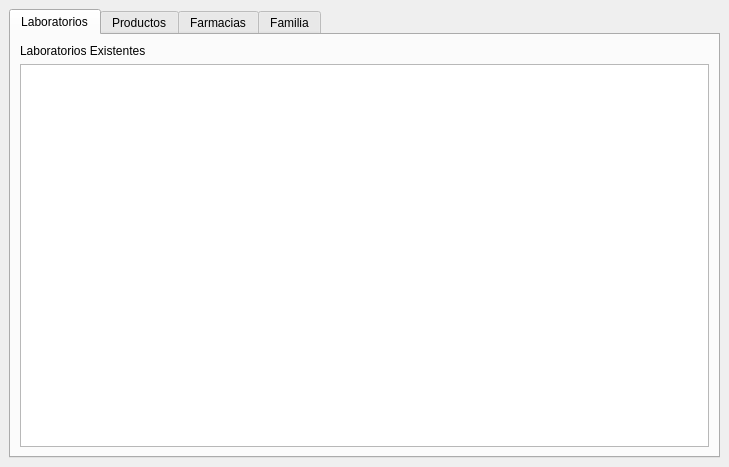
mendoza/improved-spork, file ui/Laboratorio.ui: the form before one commit.
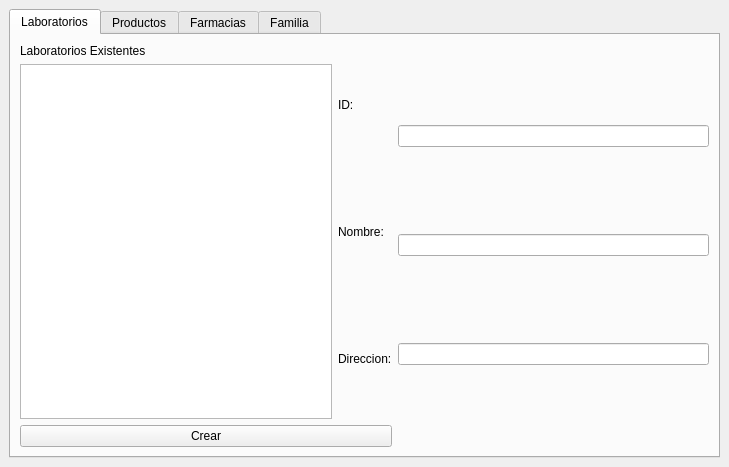
The form after the commit. The open tabs and pages were chosen to show the change. Icons and pictures are not drawn.

Commit message:
Se le agrego el CrearL
a ui lab

The edit to the form file:
```diff
--- a/ui/Laboratorio.ui
+++ b/ui/Laboratorio.ui
@@ -20,16 +20,18 @@
   <widget class="QWidget" name="centralwidget">
    <layout class="QVBoxLayout" name="verticalLayout">
     <item>
+     <layout class="QVBoxLayout" name="verticalLayout_11">
+      <item>
      <widget class="QTabWidget" name="tabWidget">
       <property name="currentIndex">
-       <number>3</number>
+         <number>0</number>
       </property>
       <widget class="QWidget" name="tab_3">
        <attribute name="title">
         <string>Laboratorios</string>
        </attribute>
-       <layout class="QVBoxLayout" name="verticalLayout_14">
-        <item>
+         <layout class="QGridLayout" name="gridLayout">
+          <item row="0" column="0">
          <layout class="QVBoxLayout" name="verticalLayout_10">
           <item>
            <widget class="QLabel" name="label_12">
@@ -43,6 +45,59 @@
           </item>
          </layout>
         </item>
+          <item row="0" column="1">
+           <layout class="QVBoxLayout" name="verticalLayout_14">
+            <item>
+             <widget class="QLabel" name="label_14">
+              <property name="text">
+               <string>ID:</string>
+              </property>
+             </widget>
+            </item>
+            <item>
+             <widget class="QLabel" name="label_15">
+              <property name="text">
+               <string>Nombre:</string>
+              </property>
+             </widget>
+            </item>
+            <item>
+             <widget class="QLabel" name="label_16">
+              <property name="text">
+               <string>Direccion:</string>
+              </property>
+             </widget>
+            </item>
+           </layout>
+          </item>
+          <item row="1" column="0" colspan="2">
+           <layout class="QHBoxLayout" name="horizontalLayout_5">
+            <item>
+             <widget class="QPushButton" name="pushButton_2">
+              <property name="text">
+               <string>Crear</string>
+              </property>
+             </widget>
+            </item>
+           </layout>
+          </item>
+          <item row="0" column="2" rowspan="2">
+           <layout class="QVBoxLayout" name="verticalLayout_17">
+            <item>
+             <widget class="QLineEdit" name="IDL_edit"/>
+            </item>
+            <item>
+             <widget class="QLineEdit" name="NombreL_edit">
+              <property name="text">
+               <string/>
+              </property>
+             </widget>
+            </item>
+            <item>
+             <widget class="QLineEdit" name="DireccionL_edit"/>
+            </item>
+           </layout>
+          </item>
        </layout>
       </widget>
       <widget class="QWidget" name="tab">
@@ -63,8 +118,8 @@
             <rect>
              <x>0</x>
              <y>0</y>
-             <width>689</width>
-             <height>328</height>
+               <width>687</width>
+               <height>334</height>
             </rect>
            </property>
            <attribute name="label">
@@ -181,8 +236,8 @@
             <rect>
              <x>0</x>
              <y>0</y>
-             <width>689</width>
-             <height>328</height>
+               <width>205</width>
+               <height>118</height>
             </rect>
            </property>
            <attribute name="label">
@@ -226,8 +281,8 @@
               <rect>
                <x>0</x>
                <y>0</y>
-               <width>687</width>
-               <height>326</height>
+                 <width>685</width>
+                 <height>332</height>
               </rect>
              </property>
              <attribute name="label">
@@ -255,8 +310,8 @@
               <rect>
                <x>0</x>
                <y>0</y>
-               <width>687</width>
-               <height>326</height>
+                 <width>225</width>
+                 <height>118</height>
               </rect>
              </property>
              <attribute name="label">
@@ -322,8 +377,7 @@
       </widget>
      </widget>
     </item>
-    <item>
-     <layout class="QVBoxLayout" name="verticalLayout_11"/>
+     </layout>
     </item>
    </layout>
   </widget>
```
Lines whose indentation alone changed are shown as unchanged.
